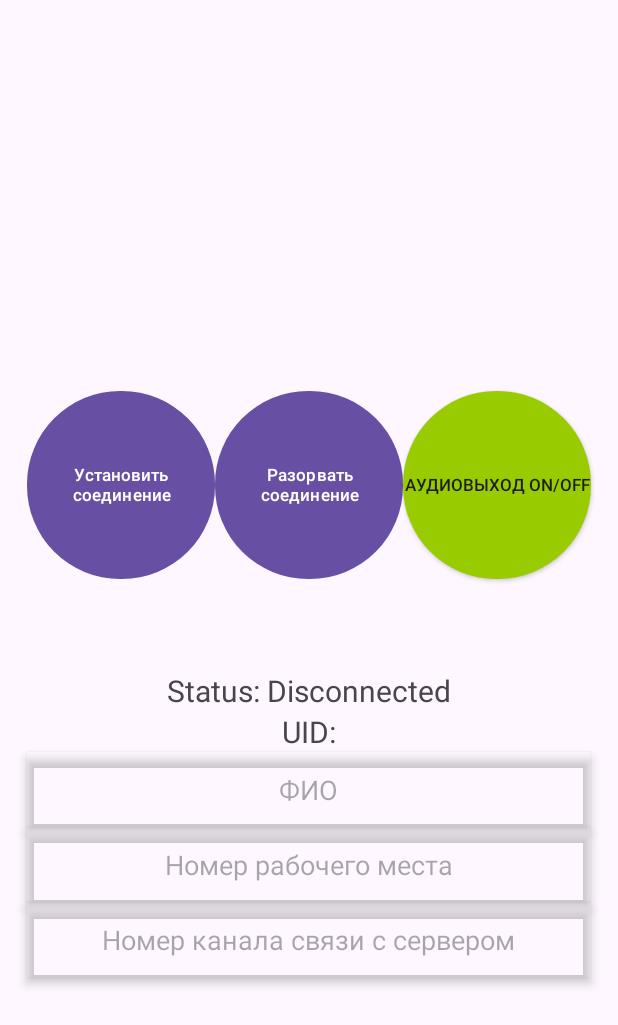
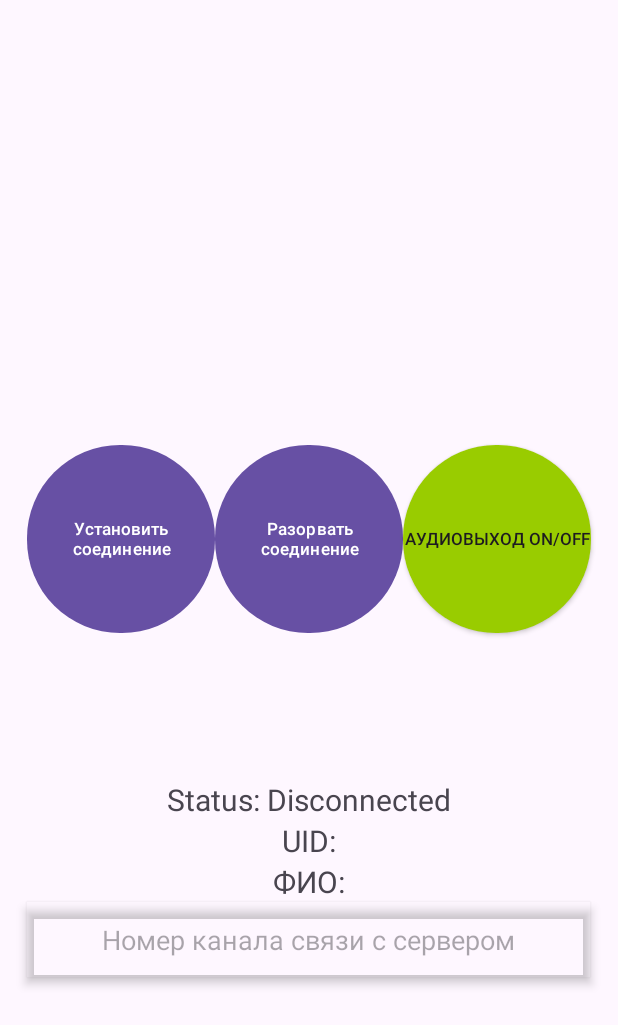
Before and after one commit to METEOPuT/claudio-app, an Android app: the screen it shows after launch (MainActivity), on a phone screen of 412 x 824 dp. Shown: the top 1025 px of the screen. Run offline under Robolectric (Android 15) with nearby library versions, the phone set to English and light mode, and no system bars; libraries missing offline, so code that uses them is left out: io.socket.client, org.webrtc.

Commit message:
Обновление интерфейса с учётом NFC

```diff
--- a/app/src/main/java/com/example/mobileapp/MainActivity.java
+++ b/app/src/main/java/com/example/mobileapp/MainActivity.java
@@ -124,7 +124,6 @@ public class MainActivity extends AppCompatActivity {
         if (NfcAdapter.ACTION_TAG_DISCOVERED.equals(intent.getAction()) ||
                 NfcAdapter.ACTION_NDEF_DISCOVERED.equals(intent.getAction()) ||
                 NfcAdapter.ACTION_TECH_DISCOVERED.equals(intent.getAction())) {
-            Log.d("NFC", "Условие выполнилось");
             Tag tag = intent.getParcelableExtra(NfcAdapter.EXTRA_TAG);
             if (tag != null) {
                 NfcA nfcA = NfcA.get(tag);
--- a/app/src/main/res/layout/activity_main.xml
+++ b/app/src/main/res/layout/activity_main.xml
@@ -74,31 +74,18 @@
             app:layout_constraintStart_toStartOf="parent"
             app:layout_constraintTop_toTopOf="parent" />
 
-        <EditText
-            android:id="@+id/FIO"
-            android:layout_width="375dp"
-            android:layout_height="50dp"
-            android:background="@color/white"
-            android:backgroundTint="@android:color/transparent"
-            android:elevation="4dp"
-            android:gravity="center"
-            android:hint="ФИО"
-            android:inputType="textPersonName"
-            android:outlineSpotShadowColor="@color/black"
-            android:textSize="18sp" />
+        <TextView
+            android:id="@+id/fio"
+            android:layout_width="wrap_content"
+            android:layout_height="wrap_content"
+            android:text="ФИО:"
+            android:textSize="20sp"
+            android:layout_gravity="center"
 
-        <EditText
-            android:id="@+id/workplaceNumberInput"
-            android:layout_width="375dp"
-            android:layout_height="50dp"
-            android:background="@color/white"
-            android:backgroundTint="@android:color/transparent"
-            android:elevation="4dp"
-            android:gravity="center"
-            android:hint="Номер рабочего места"
-            android:inputType="number"
-            android:outlineSpotShadowColor="@color/black"
-            android:textSize="18sp" />
+            app:layout_constraintBottom_toBottomOf="parent"
+            app:layout_constraintEnd_toEndOf="parent"
+            app:layout_constraintStart_toStartOf="parent"
+            app:layout_constraintTop_toTopOf="parent" />
 
         <EditText
             android:id="@+id/ServerNumberInput"
```
